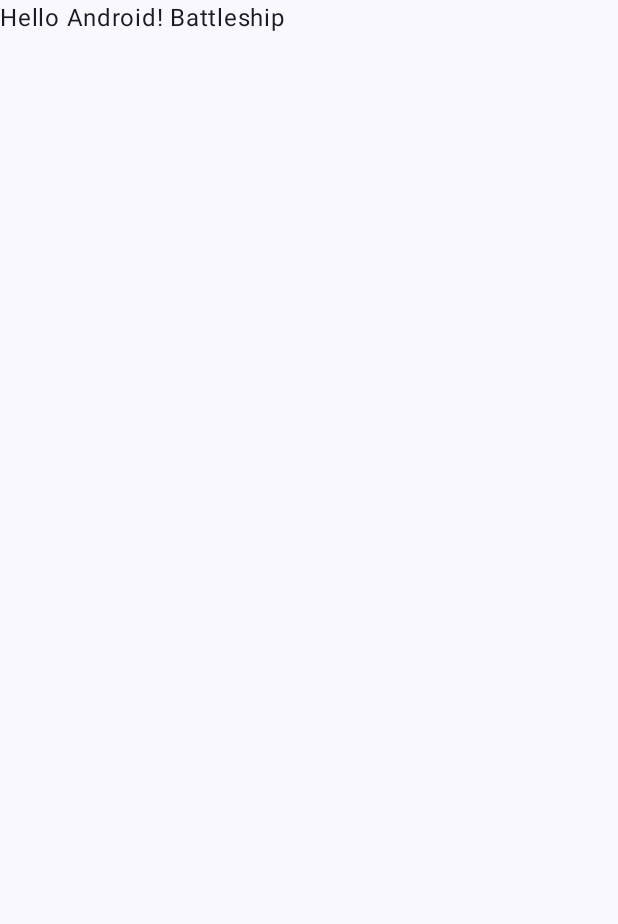
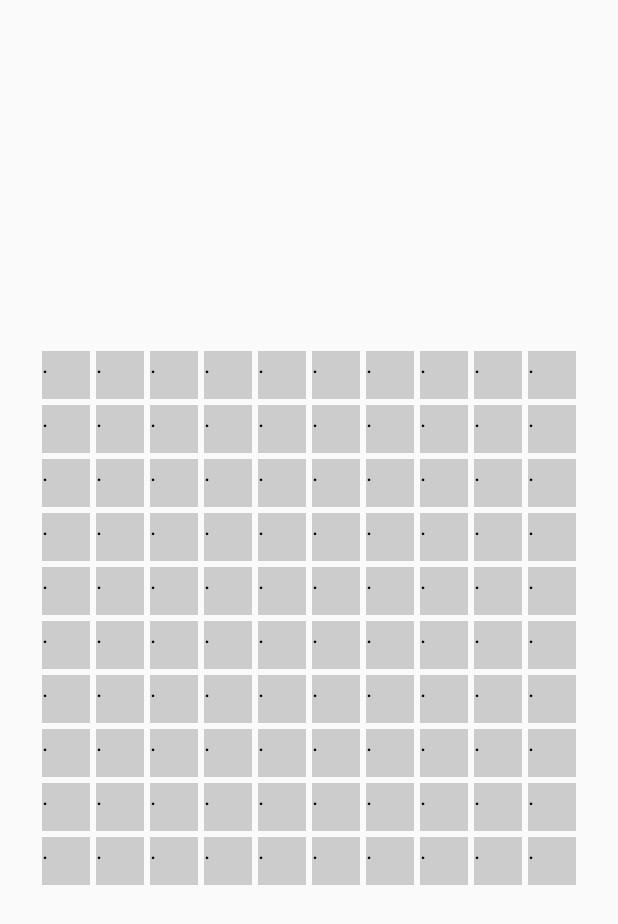
Before and after one commit to carlbonander516/battleshipsgroup25, an Android app built with Jetpack Compose: the screen it shows after launch (MainActivity), on a phone screen of 412 x 824 dp. Before the commit the part shown is almost empty. Shown: the top 924 px of the screen. Run offline under Robolectric (Android 15) with nearby library versions, the phone set to English and light mode, and no system bars.

Commit message:
Gameboard.kt class
Added Gameboard.kt class, unfinished but a start to create the 10x10 Grid.

```diff
--- /dev/null
+++ b/app/src/main/java/Gameboard.kt
@@ -0,0 +1,42 @@
+// Gameboard.kt
+package com.example.battleshipsgroup25
+
+import androidx.compose.foundation.background
+import androidx.compose.foundation.layout.Arrangement
+import androidx.compose.foundation.layout.Column
+import androidx.compose.foundation.layout.Row
+import androidx.compose.foundation.layout.size
+import androidx.compose.material3.MaterialTheme
+import androidx.compose.material3.Text
+import androidx.compose.runtime.Composable
+import androidx.compose.ui.Alignment
+import androidx.compose.ui.Modifier
+import androidx.compose.ui.graphics.Color
+import androidx.compose.ui.tooling.preview.Preview
+import androidx.compose.ui.unit.dp
+
+@Composable
+fun GameboardGrid() {
+    val size = 10
+    Column(
+        horizontalAlignment = Alignment.CenterHorizontally,
+        verticalArrangement = Arrangement.spacedBy(4.dp)
+    ) {
+        for (i in 0 until size) {
+            Row(
+                horizontalArrangement = Arrangement.spacedBy(4.dp)
+            ) {
+                for (j in 0 until size) {
+                    Text(
+                        text = ".",
+                        color = Color.Black,
+                        modifier = Modifier
+                            .size(32.dp)
+                            .background(Color.LightGray),
+                        style = MaterialTheme.typography.bodyLarge
+                    )
+                }
+            }
+        }
+    }
+}
--- a/app/src/main/java/com/example/battleshipsgroup25/MainActivity.kt
+++ b/app/src/main/java/com/example/battleshipsgroup25/MainActivity.kt
@@ -1,16 +1,17 @@
+// MainActivity.kt
 package com.example.battleshipsgroup25
 
 import android.os.Bundle
 import androidx.activity.ComponentActivity
 import androidx.activity.compose.setContent
 import androidx.activity.enableEdgeToEdge
+import androidx.compose.foundation.layout.Arrangement
+import androidx.compose.foundation.layout.Column
 import androidx.compose.foundation.layout.fillMaxSize
 import androidx.compose.foundation.layout.padding
-import androidx.compose.material3.Scaffold
-import androidx.compose.material3.Text
-import androidx.compose.runtime.Composable
+import androidx.compose.ui.Alignment
 import androidx.compose.ui.Modifier
-import androidx.compose.ui.tooling.preview.Preview
+import androidx.compose.ui.unit.dp
 import com.example.battleshipsgroup25.ui.theme.Battleshipsgroup25Theme
 
 class MainActivity : ComponentActivity() {
@@ -19,30 +20,16 @@
         enableEdgeToEdge()
         setContent {
             Battleshipsgroup25Theme {
-                Scaffold(modifier = Modifier.fillMaxSize()) { innerPadding ->
-                    Greeting(
-                        name = "Android",
-                        body = "Battleship",
-                        modifier = Modifier.padding(innerPadding)
-                    )
+                Column(
+                    modifier = Modifier
+                        .fillMaxSize()
+                        .padding(16.dp),
+                    horizontalAlignment = Alignment.CenterHorizontally,
+                    verticalArrangement = Arrangement.Center
+                ) {
+                    GameboardGrid()
                 }
             }
         }
     }
 }
-
-@Composable
-fun Greeting(name: String, body: String, modifier: Modifier = Modifier) {
-    Text(
-        text = "Hello $name! $body",
-        modifier = modifier
-    )
-}
-
-@Preview(showBackground = true)
-@Composable
-fun GreetingPreview() {
-    Battleshipsgroup25Theme {
-        Greeting("Android", "Battleship")
-    }
-}
```
